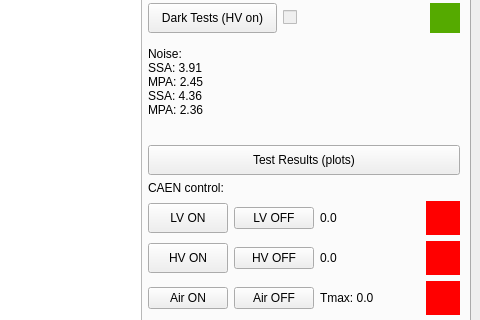
The window that ui/integration.ui (pisaoutertracker/integration_tools) describes before a commit, drawn with Qt 5; both pictures show x 346 to 826 and y 141 to 461 of the 826 by 1038 pixel window.
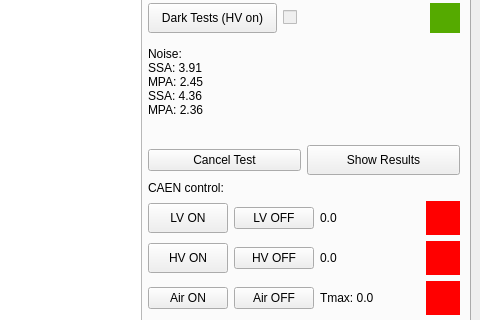
The same window after the commit.

Commit message: better cancel interface

What changed in the file:
```diff
--- a/ui/integration.ui
+++ b/ui/integration.ui
@@ -480,7 +480,16 @@
                </widget>
               </item>
               <item>
-               <widget class="QPushButton" name="pushButton">
+               <layout class="QHBoxLayout" name="horizontalLayout_12">
+                <item>
+                 <widget class="QPushButton" name="cancelPB">
+                  <property name="text">
+                   <string>Cancel Test</string>
+                  </property>
+                 </widget>
+                </item>
+                <item>
+                 <widget class="QPushButton" name="showPB">
                 <property name="minimumSize">
                  <size>
                   <width>0</width>
@@ -488,9 +497,11 @@
                  </size>
                 </property>
                 <property name="text">
-                 <string>Test Results (plots)</string>
-                </property>
-               </widget>
+                   <string>Show Results</string>
+                  </property>
+                 </widget>
+                </item>
+               </layout>
               </item>
               <item>
                <widget class="QLabel" name="label_6">
```
Lines whose indentation alone changed are shown as unchanged. The commit also changes 2 other files.
